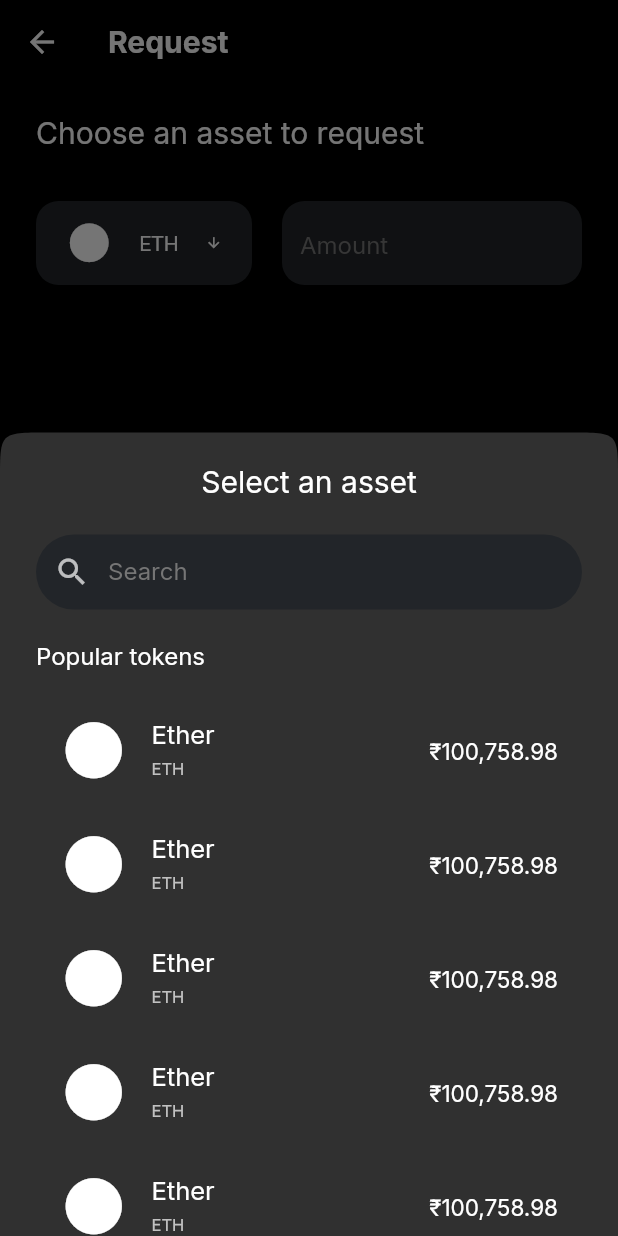
After one commit to AbhivanshBhatnagar/blockchain-testing, a Flutter app: the RequestFundScreen screen opened directly, after a tap on "ETH", on a phone screen of 412 x 824 dp. The commit adds this screen. Run offline on Flutter 3.47's test engine with Material 2 defaults, Android fonts, the phone set to English and light mode, and no system bars; our stand-ins replace animated_custom_dropdown, animated_splash_screen, auto_route, cached_network_image, dots_indicator, dropdown_button2 and 13 more; missing offline and left inert: bip39, dart:ffi, dart_bip32_bip44, ed25519_hd_key, encrypted_shared_preferences, ens_dart and 12 more; accounts and stored records are empty.

Commit message:
add: Request fund pages

```diff
--- /dev/null
+++ b/lib/presentation/main/request/request_screen.dart
@@ -0,0 +1,396 @@
+import 'package:flutter/material.dart';
+import 'package:flutter_riverpod/flutter_riverpod.dart';
+import 'package:google_fonts/google_fonts.dart';
+import 'package:test_project/presentation/main/request/widgets/text_field.dart';
+import 'package:test_project/presentation/main/request/widgets/token_dialog_picker.dart';
+import 'package:test_project/presentation/widget/button.dart';
+
+class RequestFundScreen extends ConsumerStatefulWidget {
+  const RequestFundScreen({super.key});
+
+  @override
+  ConsumerState<ConsumerStatefulWidget> createState() {
+    return _RequestFundScreenState();
+  }
+}
+
+class _RequestFundScreenState extends ConsumerState<RequestFundScreen> {
+  final GlobalKey<FormState> _formKey = GlobalKey<FormState>();
+
+  final TextEditingController _amountController = TextEditingController();
+  final TextEditingController _tokenController = TextEditingController();
+
+  @override
+  void initState() {
+    super.initState();
+  }
+
+  @override
+  Widget build(BuildContext context) {
+    final size = MediaQuery.of(context).size;
+
+    return Scaffold(
+      body: NestedScrollView(
+          floatHeaderSlivers: true,
+          physics: const BouncingScrollPhysics(),
+          headerSliverBuilder: (context, innerBoxIsScrolled) {
+            return <Widget>[
+              SliverAppBar(
+                elevation: 0,
+                floating: true,
+                backgroundColor: Colors.transparent,
+                forceElevated: innerBoxIsScrolled,
+                title: const Text(
+                  "Request",
+                ),
+                titleTextStyle: GoogleFonts.inter(
+                    fontSize: 20, fontWeight: FontWeight.w700),
+              )
+            ];
+          },
+          body: SingleChildScrollView(
+            physics: const BouncingScrollPhysics(),
+            child: Form(
+              key: _formKey,
+              child: Padding(
+                padding: const EdgeInsets.all(24),
+                child: Column(
+                  crossAxisAlignment: CrossAxisAlignment.start,
+                  mainAxisSize: MainAxisSize.min,
+                  children: [
+                    Text(
+                      'Choose an asset to request',
+                      textAlign: TextAlign.center,
+                      style: GoogleFonts.inter(
+                          color: Colors.white,
+                          fontSize: 20,
+                          letterSpacing:
+                              0 /*percentages not used in flutter. defaulting to zero*/,
+                          fontWeight: FontWeight.normal,
+                          height: 1),
+                    ),
+                    const SizedBox(height: 34),
+                    Row(
+                      mainAxisAlignment: MainAxisAlignment.spaceBetween,
+                      crossAxisAlignment: CrossAxisAlignment.start,
+                      children: [
+                        Expanded(
+                          child: CustomDropDownShowSheet(
+                            onClick: _showBottomScrollAssetsSheet,
+                          ),
+                        ),
+                        const SizedBox(width: 20),
+                        SizedBox(
+                          height: 56,
+                          child: CustomTextField(
+                            controller: _amountController,
+                            hint: "Amount",
+                            onValidatorString: "Amount is Required",
+                          ),
+                        ),
+                      ],
+                    ),
+                    SizedBox(height: size.height * 0.5),
+                    CustomButton(
+                      onClick: () => {},
+                      title: "Reset",
+                      titleColor: const Color(0xFF2C83A0),
+                      color: const Color(0xFF222529),
+                    ),
+                    const SizedBox(height: 18),
+                    CustomButton(
+                      onClick: _showBottomScrollConfirmationSheet,
+                      title: "Confirm",
+                    ),
+                  ],
+                ),
+              ),
+            ),
+          )),
+    );
+  }
+
+  //show all the assets available
+  void _showBottomScrollAssetsSheet() {
+    showModalBottomSheet(
+        isScrollControlled: true,
+        useRootNavigator: true,
+        enableDrag: true,
+        elevation: 3,
+        shape: const ContinuousRectangleBorder(
+            borderRadius: BorderRadius.only(
+                topLeft: Radius.circular(31), topRight: Radius.circular(31))),
+        context: context,
+        builder: (context) {
+          return DraggableScrollableSheet(
+              initialChildSize: .65,
+              maxChildSize: 1,
+              expand: false,
+              snap: true,
+              builder: (context, scrollController) {
+                return DefaultTextStyle(
+                  style: GoogleFonts.inter(
+                      color: Colors.white,
+                      letterSpacing: 0,
+                      fontWeight: FontWeight.normal,
+                      height: 1),
+                  child: CustomScrollView(
+                    controller: scrollController,
+                    slivers: [
+                      SliverPadding(
+                        padding: const EdgeInsets.all(24),
+                        sliver: SliverList(
+                            delegate: SliverChildListDelegate([
+                          Column(
+                              crossAxisAlignment: CrossAxisAlignment.start,
+                              mainAxisSize: MainAxisSize.min,
+                              children: [
+                                Row(
+                                  mainAxisAlignment: MainAxisAlignment.center,
+                                  children: [
+                                    Text('Select an asset',
+                                        textAlign: TextAlign.center,
+                                        style: GoogleFonts.inter()
+                                            .copyWith(fontSize: 20))
+                                  ],
+                                ),
+                                const SizedBox(height: 24),
+                                CustomTextField(
+                                  height: 50,
+                                  hint: "Search",
+                                  icon: Icons.search,
+                                  radius: 40,
+                                  width: MediaQuery.of(context).size.width,
+                                  onValidatorString: "Enter a valid entry",
+                                ),
+                                const SizedBox(height: 24),
+                                Text(
+                                  'Popular tokens',
+                                  style: GoogleFonts.inter()
+                                      .copyWith(fontSize: 16),
+                                ),
+                                const SizedBox(height: 18),
+
+                                //list of assets
+
+                                ListTile(
+                                  title: Text("Ether",
+                                      style: GoogleFonts.inter()
+                                          .copyWith(fontSize: 17)),
+                                  subtitle: Text("ETH",
+                                      style: GoogleFonts.inter()
+                                          .copyWith(fontSize: 11)),
+                                  trailing: Text(
+                                    "₹100,758.98",
+                                    style: GoogleFonts.inter()
+                                        .copyWith(fontSize: 15),
+                                  ),
+                                  leading: const Icon(
+                                    Icons.circle,
+                                    size: 45,
+                                  ),
+                                ),
+                                const SizedBox(height: 4),
+                                ListTile(
+                                  title: Text("Ether",
+                                      style: GoogleFonts.inter()
+                                          .copyWith(fontSize: 17)),
+                                  subtitle: Text("ETH",
+                                      style: GoogleFonts.inter()
+                                          .copyWith(fontSize: 11)),
+                                  trailing: Text(
+                                    "₹100,758.98",
+                                    style: GoogleFonts.inter()
+                                        .copyWith(fontSize: 15),
+                                  ),
+                                  leading: const Icon(
+                                    Icons.circle,
+                                    size: 45,
+                                  ),
+                                ),
+                                const SizedBox(height: 4),
+                                ListTile(
+                                  title: Text("Ether",
+                                      style: GoogleFonts.inter()
+                                          .copyWith(fontSize: 17)),
+                                  subtitle: Text("ETH",
+                                      style: GoogleFonts.inter()
+                                          .copyWith(fontSize: 11)),
+                                  trailing: Text(
+                                    "₹100,758.98",
+                                    style: GoogleFonts.inter()
+                                        .copyWith(fontSize: 15),
+                                  ),
+                                  leading: const Icon(
+                                    Icons.circle,
+                                    size: 45,
+                                  ),
+                                ),
+                                const SizedBox(height: 4),
+                                ListTile(
+                                  title: Text("Ether",
+                                      style: GoogleFonts.inter()
+                                          .copyWith(fontSize: 17)),
+                                  subtitle: Text("ETH",
+                                      style: GoogleFonts.inter()
+                                          .copyWith(fontSize: 11)),
+                                  trailing: Text(
+                                    "₹100,758.98",
+                                    style: GoogleFonts.inter()
+                                        .copyWith(fontSize: 15),
+                                  ),
+                                  leading: const Icon(
+                                    Icons.circle,
+                                    size: 45,
+                                  ),
+                                ),
+                                const SizedBox(height: 4),
+                                ListTile(
+                                  title: Text("Ether",
+                                      style: GoogleFonts.inter()
+                                          .copyWith(fontSize: 17)),
+                                  subtitle: Text("ETH",
+                                      style: GoogleFonts.inter()
+                                          .copyWith(fontSize: 11)),
+                                  trailing: Text(
+                                    "₹100,758.98",
+                                    style: GoogleFonts.inter()
+                                        .copyWith(fontSize: 15),
+                                  ),
+                                  leading: const Icon(
+                                    Icons.circle,
+                                    size: 45,
+                                  ),
+                                ),
+                                const SizedBox(height: 4),
+                                ListTile(
+                                  title: Text("Ether",
+                                      style: GoogleFonts.inter()
+                                          .copyWith(fontSize: 17)),
+                                  subtitle: Text("ETH",
+                                      style: GoogleFonts.inter()
+                                          .copyWith(fontSize: 11)),
+                                  trailing: Text(
+                                    "₹100,758.98",
+                                    style: GoogleFonts.inter()
+                                        .copyWith(fontSize: 15),
+                                  ),
+                                  leading: const Icon(
+                                    Icons.circle,
+                                    size: 45,
+                                  ),
+                                ),
+                                const SizedBox(height: 4),
+                                ListTile(
+                                  title: Text("Ether",
+                                      style: GoogleFonts.inter()
+                                          .copyWith(fontSize: 17)),
+                                  subtitle: Text("ETH",
+                                      style: GoogleFonts.inter()
+                                          .copyWith(fontSize: 11)),
+                                  trailing: Text(
+                                    "₹100,758.98",
+                                    style: GoogleFonts.inter()
+                                        .copyWith(fontSize: 15),
+                                  ),
+                                  leading: const Icon(
+                                    Icons.circle,
+                                    size: 45,
+                                  ),
+                                )
+                              ]),
+                        ])),
+                      )
+                    ],
+                  ),
+                );
+              });
+        });
+  }
+
+  void _showBottomScrollConfirmationSheet() {
+    showModalBottomSheet(
+        isScrollControlled: true,
+        useRootNavigator: true,
+        enableDrag: true,
+        elevation: 3,
+        shape: const ContinuousRectangleBorder(
+            borderRadius: BorderRadius.only(
+                topLeft: Radius.circular(31), topRight: Radius.circular(31))),
+        context: context,
+        builder: (context) {
+          return DraggableScrollableSheet(
+              initialChildSize: .65,
+              maxChildSize: 1,
+              expand: false,
+              snap: true,
+              builder: (context, scrollController) {
+                return DefaultTextStyle(
+                  style: GoogleFonts.inter(
+                      color: Colors.white,
+                      letterSpacing: 0,
+                      fontWeight: FontWeight.normal,
+                      height: 1),
+                  child: Padding(
+                    padding: const EdgeInsets.fromLTRB(24, 4, 24, 24),
+                    child: Column(
+                        mainAxisSize: MainAxisSize.min,
+                        mainAxisAlignment: MainAxisAlignment.spaceEvenly,
+                        children: [
+                          Container(
+                              width: 70,
+                              height: 4,
+                              decoration: BoxDecoration(
+                                borderRadius: BorderRadius.circular(6),
+                                color: Colors.white,
+                              )),
+                          const SizedBox(height: 4),
+                          Align(
+                            alignment: Alignment.topRight,
+                            child: IconButton(
+                                onPressed: () => Navigator.of(context).pop(),
+                                icon: const Icon(Icons.close)),
+                          ),
+                          const SizedBox(height: 24),
+                          const Icon(Icons.share, size: 37),
+                          const SizedBox(height: 4),
+                          Text(
+                            'Send Link',
+                            textAlign: TextAlign.left,
+                            style: GoogleFonts.inter().copyWith(fontSize: 24),
+                          ),
+                          const SizedBox(height: 34),
+                          Text(
+                            'Your request link is ready to send!',
+                            textAlign: TextAlign.left,
+                            style: GoogleFonts.inter().copyWith(
+                              color: const Color.fromRGBO(175, 169, 169, 1),
+                              fontSize: 16,
+                            ),
+                          ),
+                          const SizedBox(height: 34),
+                          Text(
+                            'Send this link to a friend, and it will ask them to send 0.1 GoerliETH',
+                            textAlign: TextAlign.center,
+                            style: GoogleFonts.inter().copyWith(
+                              color: Colors.white,
+                              fontSize: 16,
+                            ),
+                          ),
+                          const SizedBox(height: 34),
+                          Text(
+                            'https://avex.app.link/send/0xaC6Ec72eFbC6dc09E36AaA946b3Dd6C41D275169@5?value=le17',
+                            textAlign: TextAlign.center,
+                            style: GoogleFonts.inter().copyWith(
+                                color: const Color.fromRGBO(55, 203, 250, 1),
+                                fontSize: 14),
+                          ),
+                          const Spacer(),
+                          CustomButton(title: "Send Link", onClick: () {})
+                        ]),
+                  ),
+                );
+              });
+        });
+  }
+}
--- /dev/null
+++ b/lib/presentation/main/request/widgets/text_field.dart
@@ -0,0 +1,60 @@
+import 'package:flutter/material.dart';
+import 'package:google_fonts/google_fonts.dart';
+
+class CustomTextField extends StatelessWidget {
+  const CustomTextField(
+      {Key? key,
+      this.controller,
+      this.onValidatorString = "This must not be empty!",
+      this.hint,
+      this.height = 52.0,
+      this.width = 200,
+      this.radius = 15,
+      this.onClick,
+      this.icon})
+      : super(key: key);
+
+  final TextEditingController? controller;
+  final String? hint;
+  final double? height;
+  final double? width;
+  final String? onValidatorString;
+  final IconData? icon;
+  final VoidCallback? onClick;
+  final double? radius;
+  @override
+  Widget build(BuildContext context) {
+    return SizedBox(
+      height: height,
+      width: width,
+      child: TextFormField(
+        controller: controller,
+        onTap: onClick,
+        validator: (value) {
+          if (value!.isEmpty) {
+            return onValidatorString!;
+          }
+          return null;
+        },
+        keyboardType: TextInputType.number,
+        textAlign: TextAlign.justify,
+        decoration: InputDecoration(
+            prefixIcon: icon != null ? Icon(icon) : null,
+            alignLabelWithHint: true,
+            hintStyle: GoogleFonts.inter(
+                color: const Color.fromRGBO(117, 117, 117, 1),
+                fontSize: 16,
+                letterSpacing:
+                    0 /*percentages not used in flutter. defaulting to zero*/,
+                fontWeight: FontWeight.normal,
+                height: 1),
+            hintText: hint,
+            fillColor: const Color(0xFF222529),
+            filled: true,
+            border: OutlineInputBorder(
+                borderSide: BorderSide.none,
+                borderRadius: BorderRadius.circular(radius!))),
+      ),
+    );
+  }
+}
--- /dev/null
+++ b/lib/presentation/main/request/widgets/token_dialog_picker.dart
@@ -0,0 +1,40 @@
+import 'package:flutter/material.dart';
+
+class CustomDropDownShowSheet extends StatelessWidget {
+  const CustomDropDownShowSheet({
+    Key? key,
+    this.onClick,
+  }) : super(key: key);
+
+  final VoidCallback? onClick;
+
+  @override
+  Widget build(BuildContext context) {
+    return InkResponse(
+      onTap: onClick,
+      child: Container(
+        height: 56,
+        padding: const EdgeInsets.all(12),
+        decoration: BoxDecoration(
+            color: const Color(0xFF222529),
+            borderRadius: BorderRadius.circular(15)),
+        child: Row(
+          mainAxisAlignment: MainAxisAlignment.spaceEvenly,
+          children: const [
+            Icon(
+              Icons.circle,
+              size: 31,
+            ),
+            SizedBox(width: 2),
+            Text("ETH"),
+            SizedBox(width: 2),
+            Icon(
+              Icons.arrow_downward_outlined,
+              size: 11,
+            ),
+          ],
+        ),
+      ),
+    );
+  }
+}
--- a/lib/presentation/widget/button.dart
+++ b/lib/presentation/widget/button.dart
@@ -3,23 +3,32 @@ import 'package:flutter_riverpod/flutter_riverpod.dart';
 import 'package:google_fonts/google_fonts.dart';
 
 class CustomButton extends ConsumerWidget {
-  const CustomButton({required this.title, required this.onClick, super.key});
+  const CustomButton({
+    super.key,
+    required this.title,
+    required this.onClick,
+    this.titleColor = Colors.white,
+    this.color = const Color(0xFF2C83A0),
+  });
   final Function onClick;
   final String title;
+  final Color? color;
+  final Color? titleColor;
   @override
   Widget build(BuildContext context, WidgetRef ref) {
     return ElevatedButton(
       style: ElevatedButton.styleFrom(
         minimumSize: const Size.fromHeight(50),
-        backgroundColor: Color(0xFF2C83A0),
-        shape: new RoundedRectangleBorder(
-          borderRadius: new BorderRadius.circular(30.0),
+        backgroundColor: color,
+        shape: RoundedRectangleBorder(
+          borderRadius: BorderRadius.circular(30.0),
         ),
       ),
       onPressed: () => {onClick()},
       child: Text(
         title,
-        style: GoogleFonts.inter(fontSize: 16,fontWeight: FontWeight.bold),
+        style: GoogleFonts.inter(
+            fontSize: 16, fontWeight: FontWeight.bold, color: titleColor),
       ),
     );
   }
```
